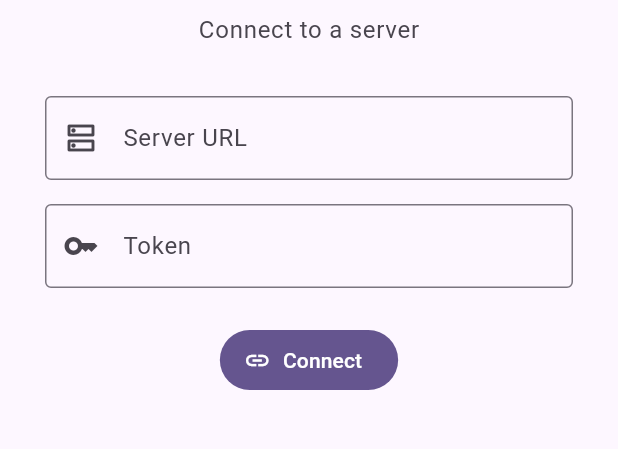
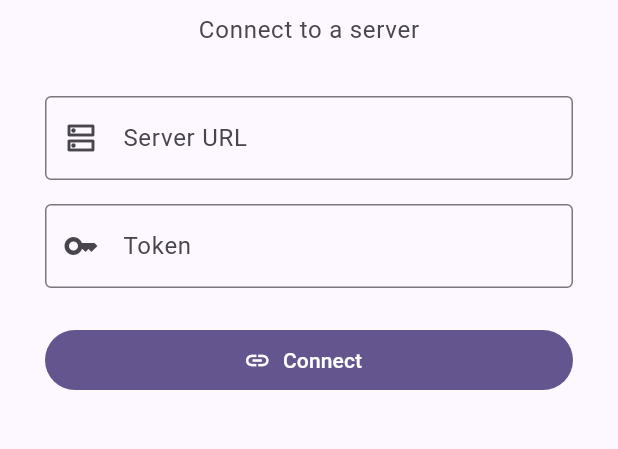
Before and after one commit to codeweiz/relais, a Flutter app: the screen it shows after launch, on a phone screen of 412 x 824 dp, the part 510-959 px from its top. Run offline on Flutter 3.47's test engine with Material 3 defaults, Android fonts, the phone set to English and light mode, and no system bars; our stand-ins replace dio, flutter_riverpod, go_router, shared_preferences.

Commit message:
feat(client): connect screen with Riverpod and saved servers
Co-Authored-By: Claude Opus 4.6 (1M context) <noreply@anthropic.com>

```diff
--- a/client/lib/app.dart
+++ b/client/lib/app.dart
@@ -3,12 +3,31 @@ import 'package:go_router/go_router.dart';
 
 import 'theme/app_theme.dart';
 import 'screens/connect_screen.dart';
+import 'screens/home_screen.dart';
+import 'screens/terminal_screen.dart';
+import 'screens/agent_screen.dart';
 
 final _router = GoRouter(
   routes: [
     GoRoute(
       path: '/',
       builder: (context, state) => const ConnectScreen(),
+    ),
+    GoRoute(
+      path: '/home',
+      builder: (context, state) => const HomeScreen(),
+    ),
+    GoRoute(
+      path: '/terminal/:id',
+      builder: (context, state) => TerminalScreen(
+        sessionId: state.pathParameters['id']!,
+      ),
+    ),
+    GoRoute(
+      path: '/agent/:id',
+      builder: (context, state) => AgentScreen(
+        sessionId: state.pathParameters['id']!,
+      ),
     ),
   ],
 );
--- a/client/lib/screens/connect_screen.dart
+++ b/client/lib/screens/connect_screen.dart
@@ -1,15 +1,31 @@
 import 'package:flutter/material.dart';
+import 'package:flutter_riverpod/flutter_riverpod.dart';
+import 'package:go_router/go_router.dart';
+import '../providers/server_provider.dart';
+import '../models/server.dart';
 
-class ConnectScreen extends StatefulWidget {
+class ConnectScreen extends ConsumerStatefulWidget {
   const ConnectScreen({super.key});
 
   @override
-  State<ConnectScreen> createState() => _ConnectScreenState();
+  ConsumerState<ConnectScreen> createState() => _ConnectScreenState();
 }
 
-class _ConnectScreenState extends State<ConnectScreen> {
+class _ConnectScreenState extends ConsumerState<ConnectScreen> {
   final _urlController = TextEditingController();
   final _tokenController = TextEditingController();
+  List<Server> _savedServers = [];
+
+  @override
+  void initState() {
+    super.initState();
+    _loadSavedServers();
+  }
+
+  Future<void> _loadSavedServers() async {
+    final servers = await ref.read(serverProvider.notifier).loadSavedServers();
+    setState(() => _savedServers = servers);
+  }
 
   @override
   void dispose() {
@@ -18,10 +34,34 @@ class _ConnectScreenState extends State<ConnectScreen> {
     super.dispose();
   }
 
+  Future<void> _connect() async {
+    final url = _urlController.text.trim();
+    final token = _tokenController.text.trim();
+    if (url.isEmpty || token.isEmpty) return;
+
+    await ref.read(serverProvider.notifier).connect(url, token);
+    final state = ref.read(serverProvider);
+    if (state.isConnected && mounted) {
+      context.go('/home');
+    } else if (state.error != null && mounted) {
+      ScaffoldMessenger.of(context).showSnackBar(
+        SnackBar(content: Text('Connection failed: ${state.error}')),
+      );
+    }
+  }
+
+  void _selectServer(Server server) {
+    _urlController.text = server.url;
+    _tokenController.text = server.token;
+  }
+
   @override
   Widget build(BuildContext context) {
+    final state = ref.watch(serverProvider);
+
     return Scaffold(
       body: Center(
+        child: SingleChildScrollView(
           child: ConstrainedBox(
             constraints: const BoxConstraints(maxWidth: 400),
             child: Padding(
@@ -35,15 +75,14 @@ class _ConnectScreenState extends State<ConnectScreen> {
                     color: Theme.of(context).colorScheme.primary,
                   ),
                   const SizedBox(height: 16),
-                Text(
-                  'Relais',
-                  style: Theme.of(context).textTheme.headlineLarge,
-                ),
+                  Text('Relais',
+                      style: Theme.of(context).textTheme.headlineLarge),
                   const SizedBox(height: 8),
                   Text(
                     'Connect to a server',
                     style: Theme.of(context).textTheme.bodyLarge?.copyWith(
-                        color: Theme.of(context).colorScheme.onSurfaceVariant,
+                          color:
+                              Theme.of(context).colorScheme.onSurfaceVariant,
                         ),
                   ),
                   const SizedBox(height: 32),
@@ -51,7 +90,7 @@ class _ConnectScreenState extends State<ConnectScreen> {
                     controller: _urlController,
                     decoration: const InputDecoration(
                       labelText: 'Server URL',
-                    hintText: 'https://your-server.example.com',
+                      hintText: 'http://192.168.1.100:3000',
                       border: OutlineInputBorder(),
                       prefixIcon: Icon(Icons.dns_outlined),
                     ),
@@ -67,17 +106,40 @@ class _ConnectScreenState extends State<ConnectScreen> {
                     obscureText: true,
                   ),
                   const SizedBox(height: 24),
-                FilledButton.icon(
-                  onPressed: () {
-                    ScaffoldMessenger.of(context).showSnackBar(
-                      const SnackBar(
-                          content: Text('Connection not yet implemented')),
-                    );
-                  },
-                  icon: const Icon(Icons.link),
-                  label: const Text('Connect'),
+                  SizedBox(
+                    width: double.infinity,
+                    child: FilledButton.icon(
+                      onPressed: state.connecting ? null : _connect,
+                      icon: state.connecting
+                          ? const SizedBox(
+                              width: 16,
+                              height: 16,
+                              child: CircularProgressIndicator(strokeWidth: 2))
+                          : const Icon(Icons.link),
+                      label: Text(
+                          state.connecting ? 'Connecting...' : 'Connect'),
                     ),
+                  ),
+                  if (_savedServers.isNotEmpty) ...[
+                    const SizedBox(height: 32),
+                    Align(
+                      alignment: Alignment.centerLeft,
+                      child: Text('Saved Servers',
+                          style: Theme.of(context).textTheme.titleSmall),
+                    ),
+                    const SizedBox(height: 8),
+                    ...(_savedServers.map((s) => Card.filled(
+                          child: ListTile(
+                            leading: const Icon(Icons.dns),
+                            title: Text(s.name),
+                            subtitle: Text(s.url),
+                            onTap: () => _selectServer(s),
+                            trailing: const Icon(Icons.chevron_right),
+                          ),
+                        ))),
                   ],
+                ],
+              ),
             ),
           ),
         ),
```
Lines whose indentation alone changed are shown as unchanged.
